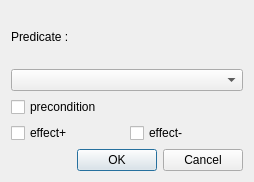
First picture: the form in KAVI/forms/OperatorsPredicateDialog.ui, repository xuanjianwu/KAVI, before the edit.
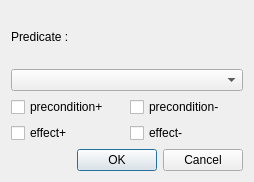
Second picture: the form after the edit.

Commit message: update negative precondition

The edit to the form file:
```diff
--- a/KAVI/forms/OperatorsPredicateDialog.ui
+++ b/KAVI/forms/OperatorsPredicateDialog.ui
@@ -30,7 +30,7 @@
    <item row="2" column="0">
     <widget class="QCheckBox" name="precondCheck">
      <property name="text">
-      <string>precondition</string>
+      <string>precondition+</string>
      </property>
     </widget>
    </item>
@@ -58,6 +58,13 @@
      </property>
     </widget>
    </item>
+   <item row="2" column="1">
+    <widget class="QCheckBox" name="precondNegCheck">
+     <property name="text">
+      <string>precondition-</string>
+     </property>
+    </widget>
+   </item>
   </layout>
  </widget>
  <resources/>
```
Left out of the diff: 2 changed lines with no effect on the pictures. The commit also changes 6 other files.
